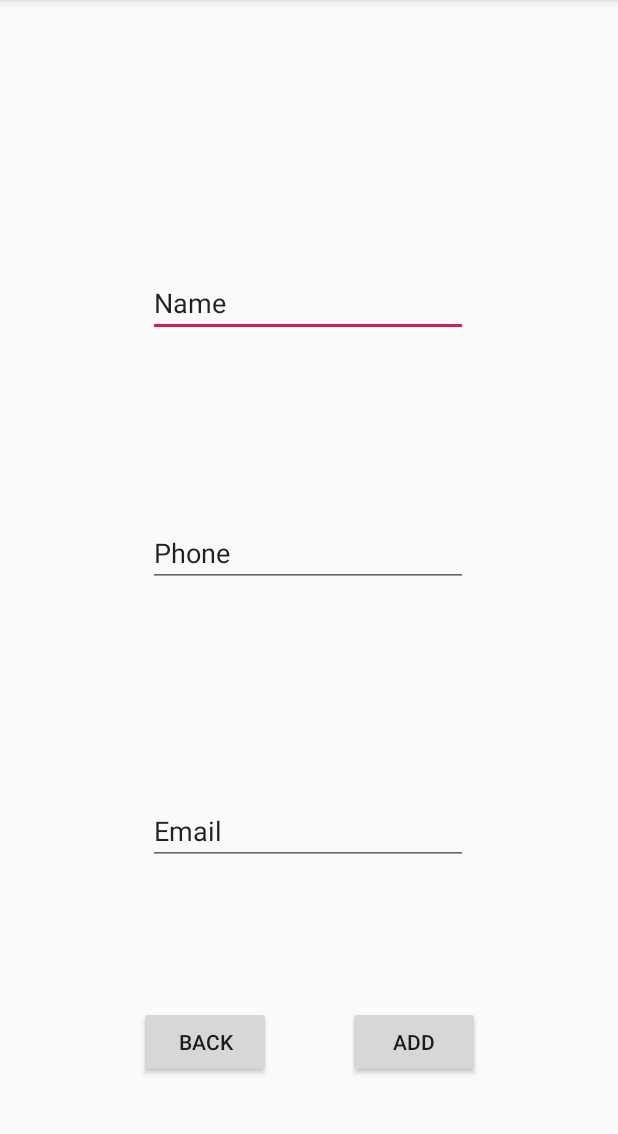
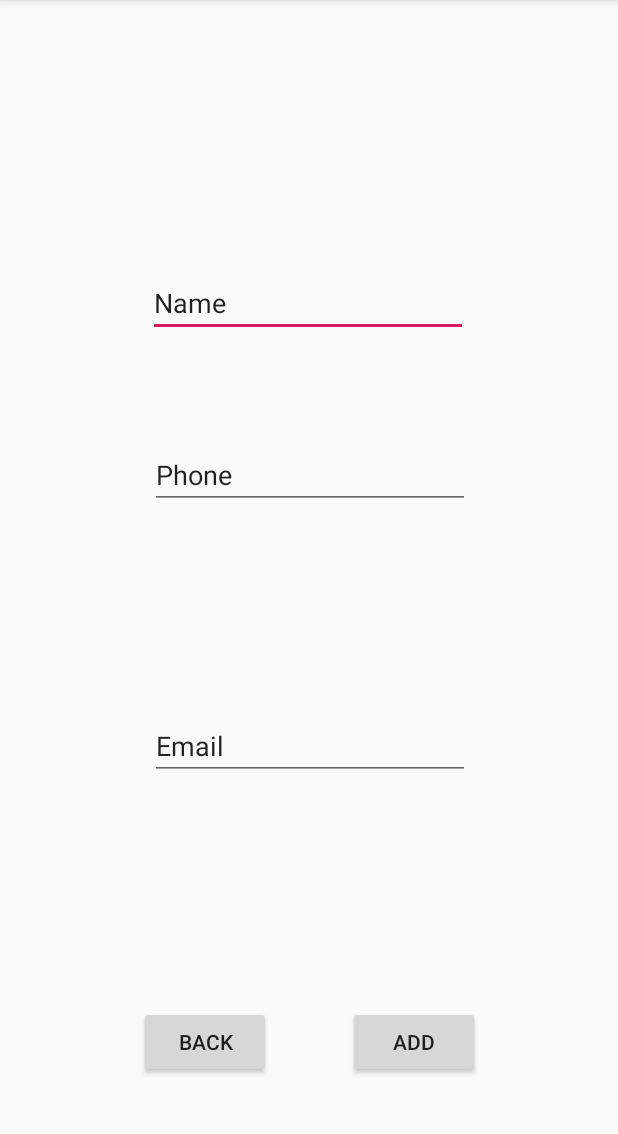
Before and after one commit to andreaeliasc/Lab7, an Android app: the NuevoContacto screen opened directly, with no data from a screen before it, on a phone screen of 412 x 824 dp, the part 84-1218 px from its top. Run offline under Robolectric (Android 15) with nearby library versions, the phone set to English and light mode, and no system bars.

Commit message:
no message

```diff
--- a/app/src/main/res/layout/activity_editar_contacto.xml
+++ b/app/src/main/res/layout/activity_editar_contacto.xml
@@ -32,7 +32,7 @@
             android:layout_height="wrap_content"
             android:inputType="textPersonName"
             android:ems="10"
-            android:id="@+id/NAME" android:layout_marginTop="8dp"
+            android:id="@+id/ME" android:layout_marginTop="8dp"
             app:layout_constraintTop_toTopOf="parent" android:layout_marginBottom="8dp"
             app:layout_constraintBottom_toBottomOf="parent" android:layout_marginEnd="8dp"
             app:layout_constraintEnd_toEndOf="parent" android:layout_marginStart="8dp"
@@ -43,7 +43,7 @@
             android:layout_height="wrap_content"
             android:inputType="textPersonName"
             android:ems="10"
-            android:id="@+id/Phone"
+            android:id="@+id/Phine"
             tools:layout_editor_absoluteY="260dp" tools:layout_editor_absoluteX="81dp" android:text="Phone"/>
     <EditText
             android:layout_width="wrap_content"
--- a/app/src/main/res/layout/activity_nuevo_contacto.xml
+++ b/app/src/main/res/layout/activity_nuevo_contacto.xml
@@ -19,31 +19,7 @@
             app:layout_constraintStart_toStartOf="parent"
             app:layout_constraintHorizontal_bias="0.496" app:layout_constraintVertical_bias="0.242"
             android:inputType="textPersonName" tools:text="Name" android:text="Name"/>
-    <EditText
-            android:layout_width="wrap_content"
-            android:layout_height="42dp"
-            android:inputType="textPersonName"
-            android:ems="10"
-            android:id="@+id/Phone" android:layout_marginTop="8dp"
-            app:layout_constraintTop_toTopOf="parent" android:layout_marginBottom="8dp"
-            app:layout_constraintBottom_toBottomOf="parent" android:layout_marginEnd="8dp"
-            app:layout_constraintEnd_toEndOf="parent" android:layout_marginStart="8dp"
-            app:layout_constraintStart_toStartOf="parent"
-            app:layout_constraintHorizontal_bias="0.496" app:layout_constraintVertical_bias="0.481"
-            tools:text="Phone" android:text="Phone"/>
-    <EditText
-            android:layout_width="wrap_content"
-            android:layout_height="wrap_content"
-            android:inputType="textPersonName"
-            android:ems="10"
-            android:id="@+id/Mail" android:layout_marginTop="12dp"
-            app:layout_constraintTop_toTopOf="parent" android:layout_marginBottom="8dp"
-            app:layout_constraintBottom_toBottomOf="parent" app:layout_constraintVertical_bias="0.739"
-            android:layout_marginEnd="8dp" app:layout_constraintEnd_toEndOf="parent"
-            android:layout_marginStart="8dp" app:layout_constraintStart_toStartOf="parent"
-            app:layout_constraintHorizontal_bias="0.496"
-            tools:text="Email" android:text="Email"/>
-<Button
+    <Button
 android:text="BACK"
 android:layout_width="wrap_content"
 android:layout_height="wrap_content"
@@ -63,5 +39,27 @@ android:layout_marginStart="8dp"
 app:layout_constraintHorizontal_bias="0.728" android:layout_marginTop="8dp"
 app:layout_constraintTop_toTopOf="parent" android:layout_marginBottom="8dp"
 app:layout_constraintBottom_toBottomOf="parent" app:layout_constraintVertical_bias="0.941"
-android:onClick="addContact"/>
+android:onClick="AGREGAR"/>
+    <EditText
+            android:layout_width="wrap_content"
+            android:layout_height="wrap_content"
+            android:inputType="textPersonName"
+            android:text="Phone"
+            android:ems="10"
+            android:id="@+id/Celular" android:layout_marginTop="69dp"
+            app:layout_constraintTop_toBottomOf="@+id/NewName" app:layout_constraintEnd_toEndOf="parent"
+            android:layout_marginEnd="84dp"
+            app:layout_constraintStart_toStartOf="parent"
+            android:layout_marginStart="85dp"/>
+    <EditText
+            android:layout_width="wrap_content"
+            android:layout_height="wrap_content"
+            android:inputType="textPersonName"
+            android:text="Email"
+            android:ems="10"
+            android:id="@+id/Correo" android:layout_marginTop="45dp"
+            app:layout_constraintTop_toBottomOf="@+id/Celular" app:layout_constraintEnd_toEndOf="parent"
+            android:layout_marginEnd="84dp" android:layout_marginBottom="61dp"
+            app:layout_constraintBottom_toTopOf="@+id/returnButton" app:layout_constraintStart_toStartOf="parent"
+            android:layout_marginStart="85dp"/>
 </android.support.constraint.ConstraintLayout>
```
Also changed, not shown: app/src/main/java/com/example/andrea/lab7/DataBasee.kt (deleted, +0 -12 lines), app/src/main/java/com/example/andrea/lab7/EditarContacto.kt (+5 -5 lines), app/src/main/java/com/example/andrea/lab7/NuevoContacto.kt (+27 -8 lines).
